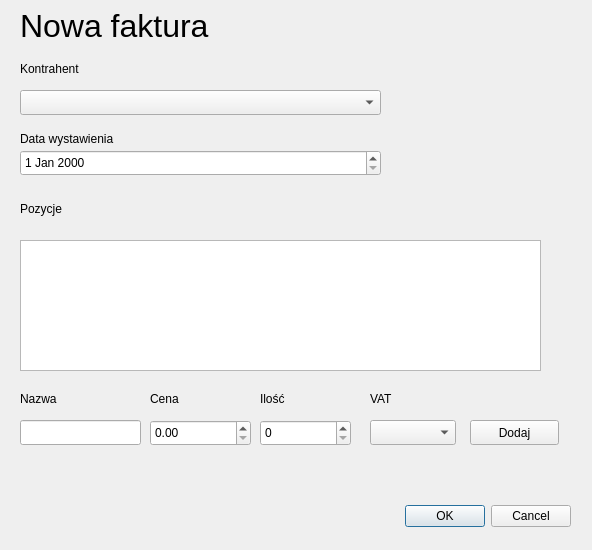
The window that invoiceform.ui (szymoki/MiniFaktura) describes before a commit, drawn with Qt 5.
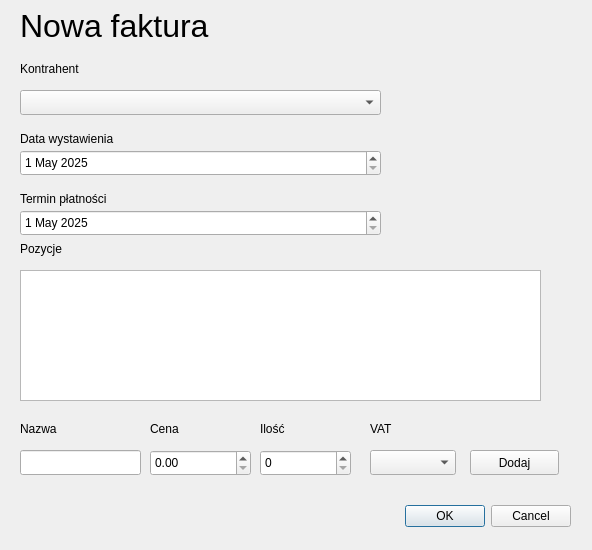
The same window after the commit.

Patch:
```diff
--- a/invoiceform.ui
+++ b/invoiceform.ui
@@ -92,12 +92,22 @@
      <height>26</height>
     </rect>
    </property>
+   <property name="dateTime">
+    <datetime>
+     <hour>0</hour>
+     <minute>0</minute>
+     <second>0</second>
+     <year>2025</year>
+     <month>5</month>
+     <day>1</day>
+    </datetime>
+   </property>
   </widget>
   <widget class="QLabel" name="label_4">
    <property name="geometry">
     <rect>
      <x>20</x>
-     <y>200</y>
+     <y>240</y>
      <width>67</width>
      <height>17</height>
     </rect>
@@ -110,7 +120,7 @@
    <property name="geometry">
     <rect>
      <x>20</x>
-     <y>420</y>
+     <y>450</y>
      <width>121</width>
      <height>25</height>
     </rect>
@@ -120,7 +130,7 @@
    <property name="geometry">
     <rect>
      <x>20</x>
-     <y>390</y>
+     <y>420</y>
      <width>67</width>
      <height>17</height>
     </rect>
@@ -133,7 +143,7 @@
    <property name="geometry">
     <rect>
      <x>150</x>
-     <y>390</y>
+     <y>420</y>
      <width>67</width>
      <height>17</height>
     </rect>
@@ -146,7 +156,7 @@
    <property name="geometry">
     <rect>
      <x>260</x>
-     <y>390</y>
+     <y>420</y>
      <width>67</width>
      <height>17</height>
     </rect>
@@ -159,7 +169,7 @@
    <property name="geometry">
     <rect>
      <x>470</x>
-     <y>420</y>
+     <y>450</y>
      <width>89</width>
      <height>25</height>
     </rect>
@@ -175,7 +185,7 @@
    <property name="geometry">
     <rect>
      <x>20</x>
-     <y>240</y>
+     <y>270</y>
      <width>521</width>
      <height>131</height>
     </rect>
@@ -188,7 +198,7 @@
    <property name="geometry">
     <rect>
      <x>370</x>
-     <y>390</y>
+     <y>420</y>
      <width>67</width>
      <height>17</height>
     </rect>
@@ -201,7 +211,7 @@
    <property name="geometry">
     <rect>
      <x>370</x>
-     <y>420</y>
+     <y>450</y>
      <width>86</width>
      <height>25</height>
     </rect>
@@ -211,20 +221,59 @@
    <property name="geometry">
     <rect>
      <x>260</x>
-     <y>420</y>
+     <y>450</y>
      <width>91</width>
      <height>26</height>
     </rect>
    </property>
+   <property name="maximum">
+    <number>100000</number>
+   </property>
   </widget>
   <widget class="QDoubleSpinBox" name="priceSpinBox">
    <property name="geometry">
     <rect>
      <x>150</x>
-     <y>420</y>
+     <y>450</y>
      <width>101</width>
      <height>26</height>
     </rect>
+   </property>
+   <property name="maximum">
+    <double>10000.989999999999782</double>
+   </property>
+  </widget>
+  <widget class="QLabel" name="label_9">
+   <property name="geometry">
+    <rect>
+     <x>20</x>
+     <y>190</y>
+     <width>131</width>
+     <height>17</height>
+    </rect>
+   </property>
+   <property name="text">
+    <string>Termin płatności</string>
+   </property>
+  </widget>
+  <widget class="QDateEdit" name="date2Edit">
+   <property name="geometry">
+    <rect>
+     <x>20</x>
+     <y>210</y>
+     <width>361</width>
+     <height>26</height>
+    </rect>
+   </property>
+   <property name="dateTime">
+    <datetime>
+     <hour>0</hour>
+     <minute>0</minute>
+     <second>0</second>
+     <year>2025</year>
+     <month>5</month>
+     <day>1</day>
+    </datetime>
    </property>
   </widget>
  </widget>
```
